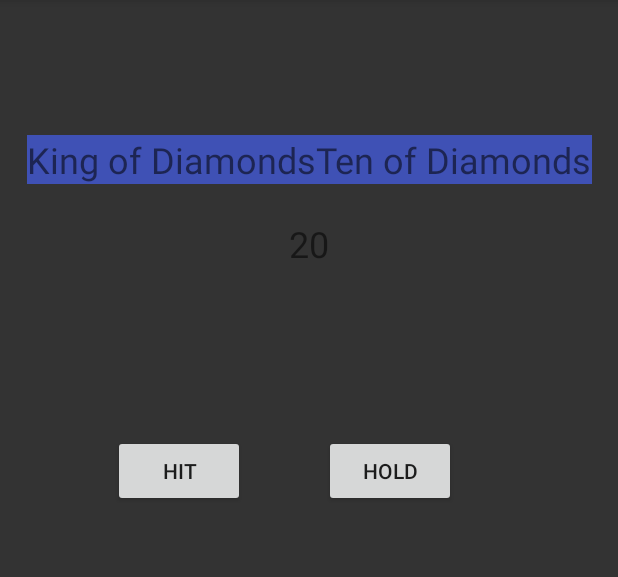
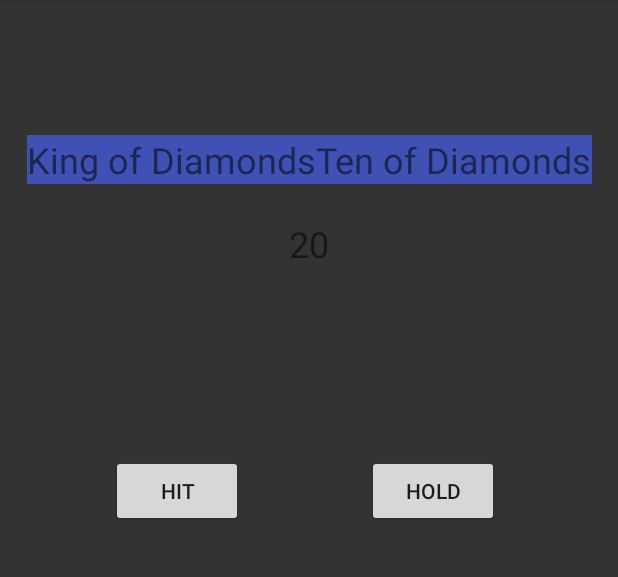
Before and after one commit to FALLENau/week_8_project_Twenty_One_Game, an Android app: the screen it shows after launch (StartPageActivity), on a phone screen of 412 x 824 dp, the part 84-661 px from its top. Run offline under Robolectric (Android 15) with nearby library versions, the phone set to English and light mode, and no system bars.

Commit message:
layout cleanup

```diff
--- a/app/src/main/res/layout/activity_start_page.xml
+++ b/app/src/main/res/layout/activity_start_page.xml
@@ -11,26 +11,23 @@
         android:id="@+id/hit_button"
         android:layout_width="wrap_content"
         android:layout_height="wrap_content"
-        android:layout_marginLeft="75dp"
+        android:layout_marginLeft="74dp"
         android:onClick="onClickHitButton"
         android:text="Hit"
         app:layout_constraintLeft_toLeftOf="parent"
-        app:layout_constraintTop_toTopOf="parent"
-        android:layout_marginTop="290dp" />
+        android:layout_marginTop="70dp"
+        app:layout_constraintTop_toBottomOf="@+id/result_text" />
 
     <Button
         android:id="@+id/hold_button"
         android:layout_width="wrap_content"
         android:layout_height="wrap_content"
-        android:layout_marginLeft="8dp"
-        android:layout_marginRight="8dp"
-        android:layout_marginTop="290dp"
+        android:layout_marginRight="79dp"
+        android:layout_marginTop="70dp"
         android:onClick="onClickHoldButton"
         android:text="Hold"
-        app:layout_constraintHorizontal_bias="0.307"
-        app:layout_constraintLeft_toRightOf="@+id/hit_button"
         app:layout_constraintRight_toRightOf="parent"
-        app:layout_constraintTop_toTopOf="parent" />
+        app:layout_constraintTop_toBottomOf="@+id/result_text" />
 
     <TextView
         android:id="@+id/hand_text"
@@ -51,14 +48,14 @@
         android:id="@+id/result_text"
         android:layout_width="wrap_content"
         android:layout_height="wrap_content"
-        android:layout_marginTop="140dp"
         android:background="@color/colorPrimary"
-        app:layout_constraintTop_toBottomOf="@+id/hand_text"
         android:layout_marginRight="8dp"
         android:textSize="24sp"
         app:layout_constraintRight_toRightOf="parent"
         android:layout_marginLeft="8dp"
-        app:layout_constraintLeft_toLeftOf="parent" />
+        app:layout_constraintLeft_toLeftOf="parent"
+        android:layout_marginTop="22dp"
+        app:layout_constraintTop_toBottomOf="@+id/hand_value" />
 
     <TextView
         android:id="@+id/hand_value"
```
